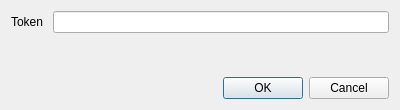
First picture: the form in token_dialog.ui, repository StepanMV/artifacts-deploy, before the edit.
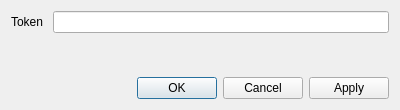
Second picture: the form after the edit.

```diff
--- a/token_dialog.ui
+++ b/token_dialog.ui
@@ -47,7 +47,7 @@
       <enum>Qt::Horizontal</enum>
      </property>
      <property name="standardButtons">
-      <set>QDialogButtonBox::Cancel|QDialogButtonBox::Ok</set>
+      <set>QDialogButtonBox::Apply|QDialogButtonBox::Cancel|QDialogButtonBox::Ok</set>
      </property>
     </widget>
    </item>
```
Left out of the diff: 35 changed lines with no effect on the pictures.
